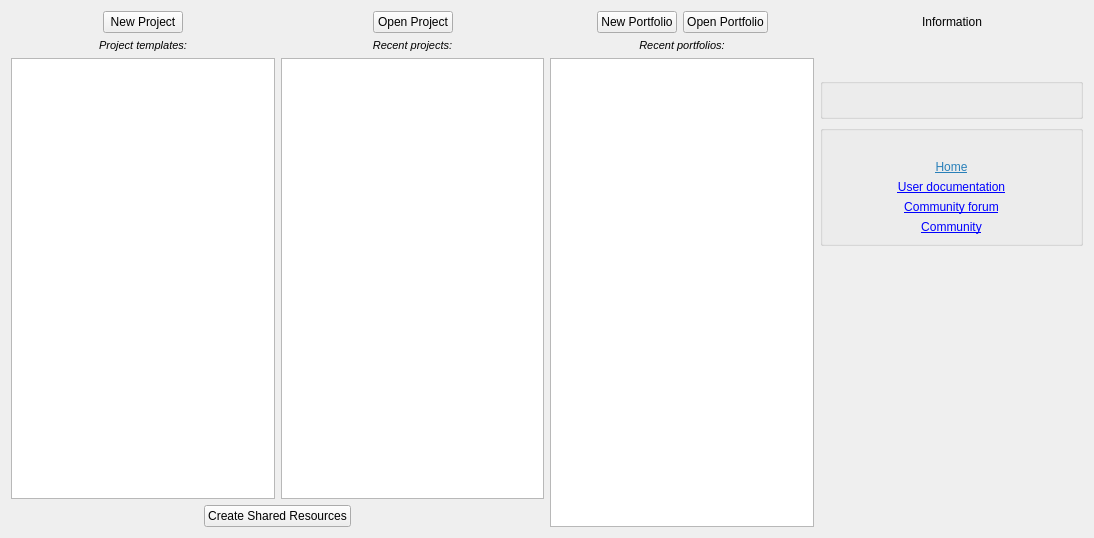
Above: src/libs/main/WelcomeView.ui from KDE/calligraplan before the change. Below: the same form after it.
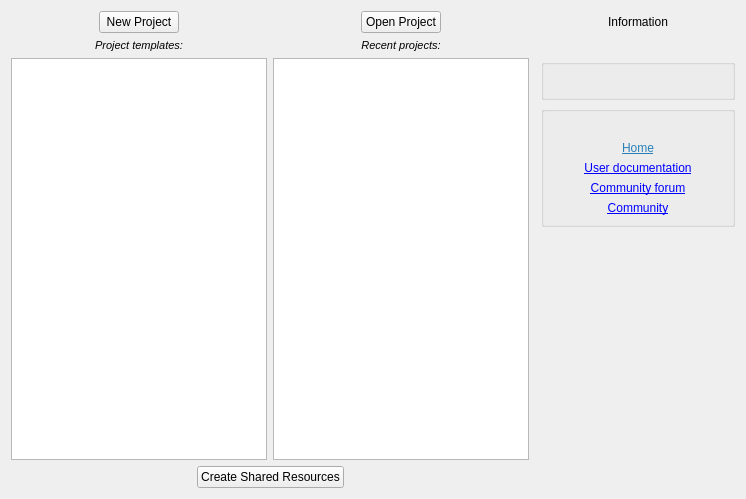
That is the form after the change. Icons and pictures are not drawn.

Commit message: Remove portfolio from welcome view

The edit to the form file:
```diff
--- a/src/libs/main/WelcomeView.ui
+++ b/src/libs/main/WelcomeView.ui
@@ -6,8 +6,8 @@
    <rect>
     <x>0</x>
     <y>0</y>
-    <width>1094</width>
-    <height>538</height>
+    <width>746</width>
+    <height>499</height>
    </rect>
   </property>
   <property name="focusPolicy">
@@ -447,97 +447,6 @@
       <property name="bottomMargin">
        <number>0</number>
       </property>
-      <item>
-       <layout class="QHBoxLayout" name="horizontalLayout_6">
-        <item>
-         <spacer name="horizontalSpacer_9">
-          <property name="orientation">
-           <enum>Qt::Horizontal</enum>
-          </property>
-          <property name="sizeHint" stdset="0">
-           <size>
-            <width>40</width>
-            <height>20</height>
-           </size>
-          </property>
-         </spacer>
-        </item>
-        <item>
-         <widget class="QPushButton" name="newPortfolioBtn">
-          <property name="text">
-           <string>New Portfolio</string>
-          </property>
-          <property name="icon">
-           <iconset theme="list-add">
-            <normaloff>.</normaloff>.</iconset>
-          </property>
-         </widget>
-        </item>
-        <item>
-         <layout class="QHBoxLayout" name="horizontalLayout_5">
-          <item>
-           <widget class="QPushButton" name="openPortfolioBtn">
-            <property name="whatsThis">
-             <string comment="@info:whatsthis">&lt;html&gt;&lt;head/&gt;&lt;body&gt;&lt;p&gt;&lt;span style=&quot; font-weight:600;&quot;&gt;Open Portfolio&lt;/span&gt;&lt;/p&gt;&lt;p&gt;Displays a file dialog enabling you to open an existing portfolio.&lt;/p&gt;&lt;/body&gt;&lt;/html&gt;</string>
-            </property>
-            <property name="text">
-             <string>Open Portfolio</string>
-            </property>
-            <property name="icon">
-             <iconset theme="document-open">
-              <normaloff>.</normaloff>.</iconset>
-            </property>
-           </widget>
-          </item>
-         </layout>
-        </item>
-        <item>
-         <spacer name="horizontalSpacer_10">
-          <property name="orientation">
-           <enum>Qt::Horizontal</enum>
-          </property>
-          <property name="sizeHint" stdset="0">
-           <size>
-            <width>40</width>
-            <height>20</height>
-           </size>
-          </property>
-         </spacer>
-        </item>
-       </layout>
-      </item>
-      <item>
-       <widget class="QLabel" name="label_7">
-        <property name="sizePolicy">
-         <sizepolicy hsizetype="Preferred" vsizetype="Fixed">
-          <horstretch>0</horstretch>
-          <verstretch>0</verstretch>
-         </sizepolicy>
-        </property>
-        <property name="text">
-         <string>&lt;html&gt;&lt;head/&gt;&lt;body&gt;&lt;p align=&quot;center&quot;&gt;&lt;span style=&quot; font-size:8pt; font-style:italic;&quot;&gt;Recent portfolios:&lt;/span&gt;&lt;/p&gt;&lt;/body&gt;&lt;/html&gt;</string>
-        </property>
-       </widget>
-      </item>
-      <item>
-       <widget class="QTreeView" name="recentPortfolios">
-        <property name="editTriggers">
-         <set>QAbstractItemView::NoEditTriggers</set>
-        </property>
-        <property name="alternatingRowColors">
-         <bool>true</bool>
-        </property>
-        <property name="textElideMode">
-         <enum>Qt::ElideMiddle</enum>
-        </property>
-        <property name="rootIsDecorated">
-         <bool>false</bool>
-        </property>
-        <attribute name="headerVisible">
-         <bool>false</bool>
-        </attribute>
-       </widget>
-      </item>
      </layout>
     </widget>
    </item>
```
The commit also changes 2 other files.
